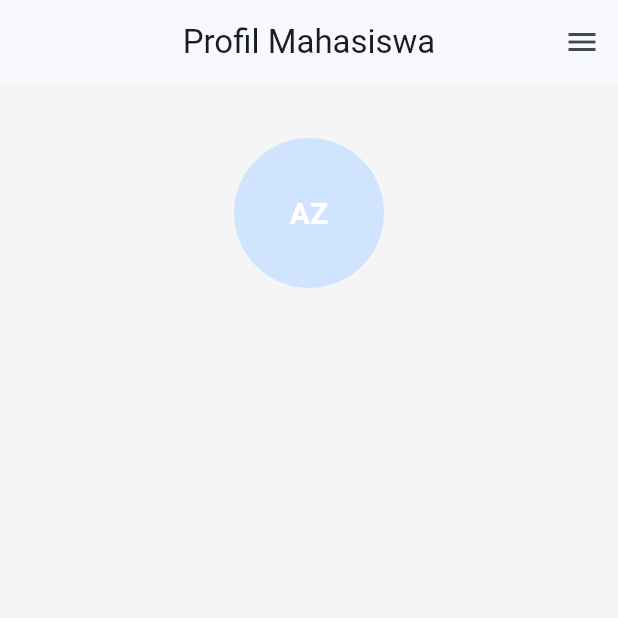
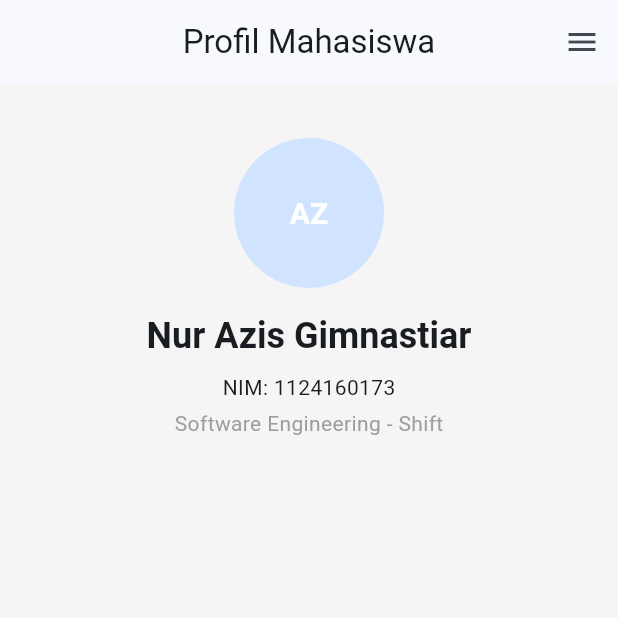
Before and after one commit to Azis020/uts-pml-1124160173, a Flutter app: the screen it shows after launch, on a phone screen of 412 x 824 dp, the top half of it. Run offline on Flutter 3.47's test engine with Material 3 defaults, Android fonts, the phone set to English and light mode, and no system bars.

Commit message:
Membuat Nama lengkap, NIM, dan program studi dengan hierarki teks dari Theme.of(context).textTheme (mis. headlineSmall untuk nama, bodyMedium untuk NIM Menggunakan SizedBox

```diff
--- a/lib/main.dart
+++ b/lib/main.dart
@@ -56,7 +56,7 @@ class ProfilePages extends StatelessWidget {
               crossAxisAlignment: CrossAxisAlignment.center,
                 children: [
                   const SizedBox(height: 20),
-                  const CircleAvatar(
+                  CircleAvatar(
                     radius: 50,
                     child: Text(
                       'AZ',
@@ -67,6 +67,24 @@ class ProfilePages extends StatelessWidget {
                     ),
                     ),
                   ),
+
+                    const SizedBox(height: 16),
+                    Text('Nur Azis Gimnastiar',
+                      style: Theme.of(context).textTheme.headlineSmall?.copyWith(
+                        fontWeight: FontWeight.bold,
+                      ),
+                    textAlign: TextAlign.center,
+                    ),
+                    const SizedBox(height: 8),
+                    Text('NIM: 1124160173',
+                      style: Theme.of(context).textTheme.bodyMedium,
+                    ),
+                    const SizedBox(height: 4),
+                    Text('Software Engineering - Shift',
+                      style: Theme.of(context).textTheme.bodyMedium?.copyWith(
+                        color: Colors.grey,
+                      ),
+                    ),
                 ],
             ),
           ),
```
